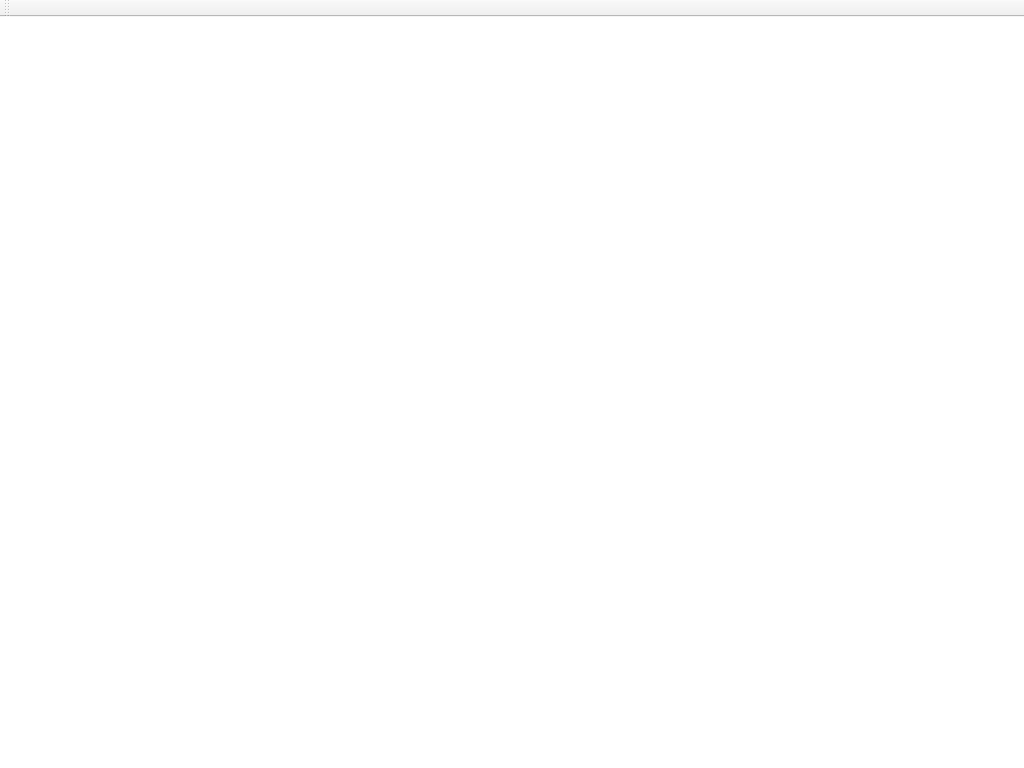
Qt form SessionsBooking/mainwindow.ui (d-c-hope/NurserySessionsSheets) before a commit.
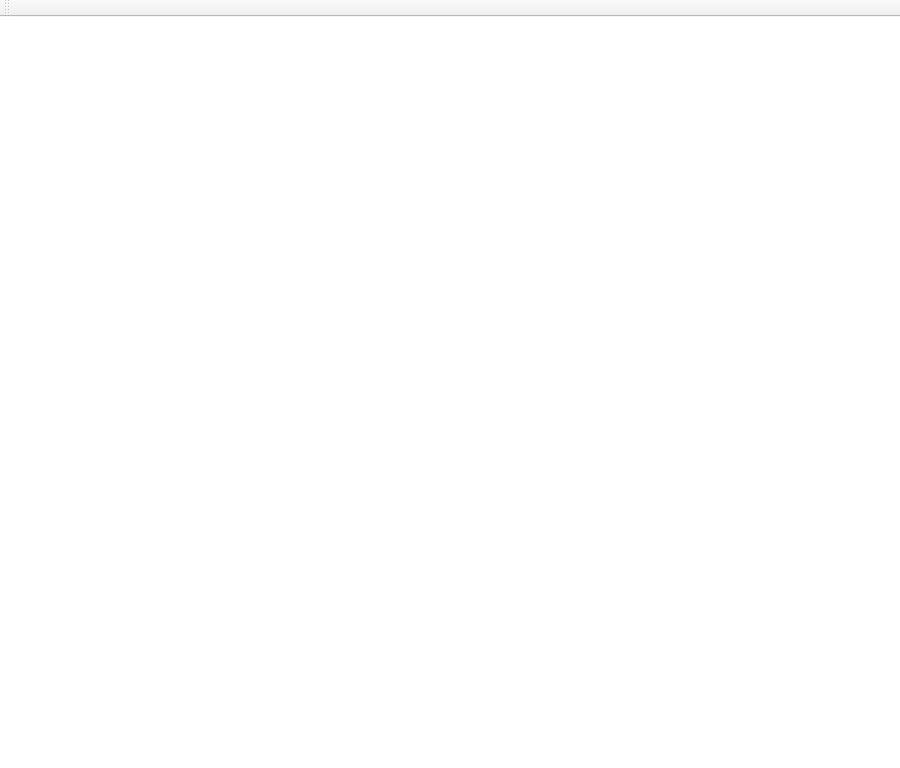
The same form after that commit.

Diff of the .ui file:
```diff
--- a/SessionsBooking/mainwindow.ui
+++ b/SessionsBooking/mainwindow.ui
@@ -6,7 +6,7 @@
    <rect>
     <x>0</x>
     <y>0</y>
-    <width>1024</width>
+    <width>900</width>
     <height>768</height>
    </rect>
   </property>
@@ -19,15 +19,21 @@
 }</string>
   </property>
   <widget class="QWidget" name="centralWidget">
+   <property name="autoFillBackground">
+    <bool>false</bool>
+   </property>
    <widget class="QStackedWidget" name="stackedWidget">
     <property name="geometry">
      <rect>
       <x>-1</x>
       <y>-1</y>
       <width>900</width>
-      <height>700</height>
+      <height>731</height>
      </rect>
     </property>
+    <property name="styleSheet">
+     <string notr="true"/>
+    </property>
     <property name="currentIndex">
      <number>0</number>
     </property>
```
Left out of the diff: 4 changed lines with no effect on the pictures.
